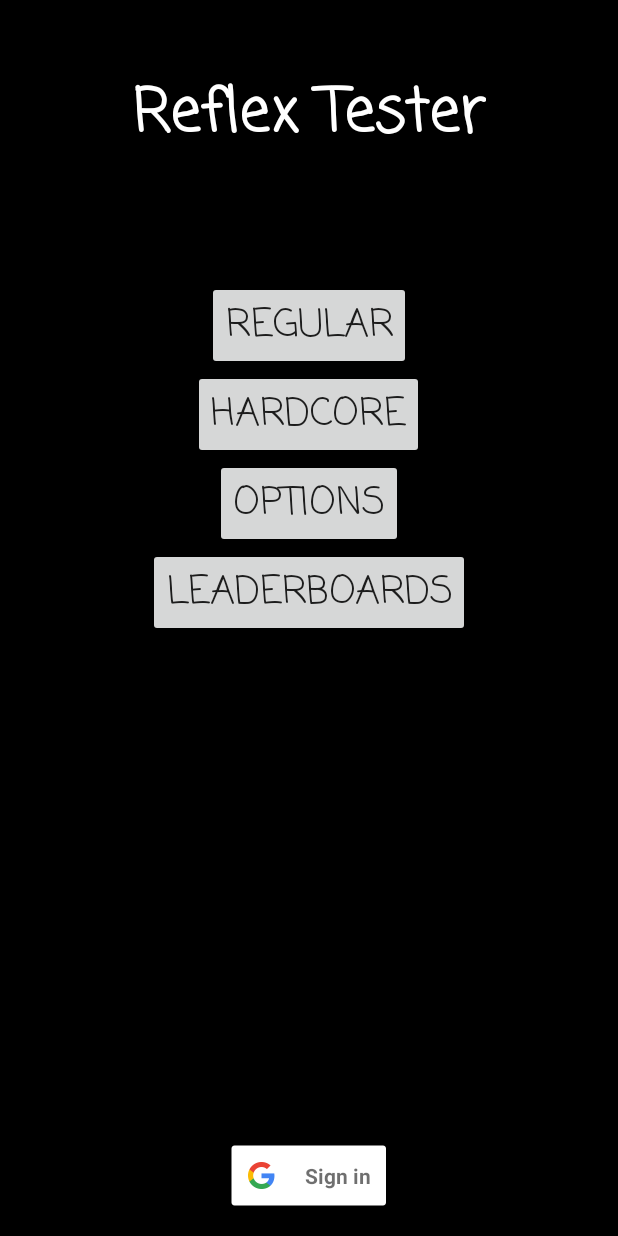
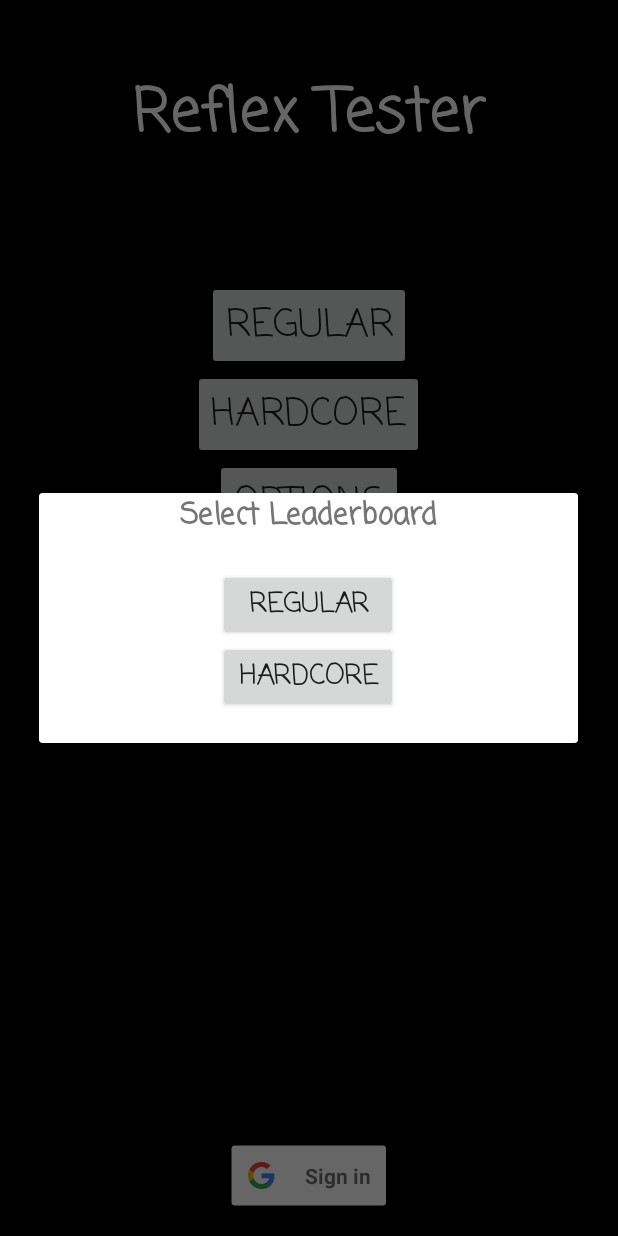
Before and after one commit to Crowmoore/Reflex, an Android app: the screen it shows after launch (MainActivity), after a tap on "LEADERBOARDS", on a phone screen of 412 x 824 dp. Run offline under Robolectric (Android 15) with nearby library versions, the phone set to English and light mode, and no system bars; 3 statements that could not run were skipped.

Commit message:
Add alertdialog for leaderboard selection

```diff
--- a/app/src/main/java/fi/crowmoore/reflextester/MainActivity.java
+++ b/app/src/main/java/fi/crowmoore/reflextester/MainActivity.java
@@ -1,9 +1,13 @@
 package fi.crowmoore.reflextester;
 
+import android.app.AlertDialog;
+import android.app.Dialog;
+import android.app.DialogFragment;
 import android.content.Intent;
 import android.os.Bundle;
 import android.support.v4.app.FragmentActivity;
 import android.util.Log;
+import android.view.LayoutInflater;
 import android.view.View;
 import android.widget.Toast;
 
@@ -26,6 +30,7 @@ public class MainActivity extends FragmentActivity implements GoogleApiClient.Co
     private GoogleApiClient googleApiClient;
     public static final int RC_SIGN_IN = 9001;
     public static final int REQUEST_LEADERBOARD = 100;
+    private LeaderboardDialogFragment dialog;
     private boolean signInClicked = false;
     private boolean resolvingConnectionFailure = false;
     private boolean autoStartSignInFlow = true;
@@ -73,11 +78,11 @@ public class MainActivity extends FragmentActivity implements GoogleApiClient.Co
 
     public void signIn() {
         if(googleApiClient.isConnected()) {
-            Toast.makeText(getBaseContext(), "APIClient already connected, button should not be visible", Toast.LENGTH_SHORT).show();
+            Log.d("tag", "GoogleAPIClient already connected, button should not have been visible");
         } else {
             signInClicked = true;
             googleApiClient.connect();
-            Toast.makeText(getBaseContext(), "APIClient connected via manual sign in", Toast.LENGTH_SHORT).show();
+            Log.d("tag", "GoogleAPIClient connected via manual input");
         }
     }
 
@@ -105,24 +110,36 @@ public class MainActivity extends FragmentActivity implements GoogleApiClient.Co
         startActivity(new Intent(MainActivity.this, OptionsActivity.class));
     }
 
-    private void showLeaderboard() {
-        startActivityForResult(Games.Leaderboards.getLeaderboardIntent(googleApiClient,
-                "CgkI1sfZypEcEAIQCA"), REQUEST_LEADERBOARD);
+    private void showLeaderboard(String type) {
+        switch(type) {
+            case "Regular": startActivityForResult(Games.Leaderboards.getLeaderboardIntent(googleApiClient,
+                            "CgkI1sfZypEcEAIQCA"), REQUEST_LEADERBOARD);
+                            dialog.dismiss();
+                            break;
+            case "Hardcore": startActivityForResult(Games.Leaderboards.getLeaderboardIntent(googleApiClient,
+                            "CgkI1sfZypEcEAIQCQ"), REQUEST_LEADERBOARD);
+                            dialog.dismiss();
+                            break;
+        }
     }
 
     @Override
     public void onConnected(Bundle connectionHint) {
         Log.d("tag", "GoogleAPIClient Connected");
-        Toast.makeText(getBaseContext(), "APIClient connected successfully", Toast.LENGTH_SHORT).show();
         findViewById(R.id.sign_in_button).setVisibility(View.GONE);
         findViewById(R.id.sign_out_button).setVisibility(View.VISIBLE);
     }
 
     @Override
     public void onConnectionSuspended(int cause) {
-        Toast.makeText(getApplicationContext(), "APIClient connection suspended", Toast.LENGTH_SHORT).show();
+        Log.d("tag", "GoogleAPIClient connection suspended");
         findViewById(R.id.sign_in_button).setVisibility(View.VISIBLE);
         findViewById(R.id.sign_out_button).setVisibility(View.GONE);
+    }
+
+    public void showDialog() {
+        dialog = new LeaderboardDialogFragment();
+        dialog.show(getFragmentManager(), null);
     }
 
     @Override
@@ -151,9 +168,23 @@ public class MainActivity extends FragmentActivity implements GoogleApiClient.Co
             case R.id.regular_play: startRegularPlay(); break;
             case R.id.hardcore_play: startHardcorePlay(); break;
             case R.id.options: openOptions(); break;
-            case R.id.leaderboards: showLeaderboard(); break;
+            case R.id.leaderboards: showDialog(); break;
             case R.id.sign_in_button: signIn(); break;
             case R.id.sign_out_button: signOut(); break;
+            case R.id.regular_leaderboard: showLeaderboard("Regular"); break;
+            case R.id.hardcore_leaderboard: showLeaderboard("Hardcore"); break;
+        }
+    }
+
+    public static class LeaderboardDialogFragment extends DialogFragment {
+        @Override
+        public Dialog onCreateDialog(Bundle savedInstanceState) {
+            AlertDialog.Builder builder = new AlertDialog.Builder(getActivity());
+            LayoutInflater inflater = getActivity().getLayoutInflater();
+
+            final View dialogView = inflater.inflate(R.layout.leaderboard_dialog, null);
+            builder.setView(dialogView);
+            return builder.create();
         }
     }
 }
--- /dev/null
+++ b/app/src/main/res/layout/leaderboard_dialog.xml
@@ -0,0 +1,44 @@
+<?xml version="1.0" encoding="utf-8"?>
+<RelativeLayout xmlns:android="http://schemas.android.com/apk/res/android"
+    android:layout_width="250dp"
+    android:layout_height="200dp"
+    android:orientation="vertical">
+
+    <TextView
+        android:layout_width="wrap_content"
+        android:layout_height="wrap_content"
+        android:id="@+id/leaderboard_title"
+        android:text="Select Leaderboard"
+        android:layout_centerHorizontal="true"
+        android:fontFamily="casual"
+        android:textSize="20sp"
+        android:textStyle="bold"/>
+
+    <Button
+        android:layout_width="120dp"
+        android:layout_height="wrap_content"
+        android:id="@+id/regular_leaderboard"
+        android:text="Regular"
+        android:layout_marginTop="20dp"
+        android:fontFamily="casual"
+        android:textStyle="bold"
+        android:textSize="18sp"
+        android:onClick="onClick"
+        android:layout_below="@+id/leaderboard_title"
+        android:layout_centerHorizontal="true" />
+
+    <Button
+        android:layout_width="120dp"
+        android:layout_height="wrap_content"
+        android:id="@+id/hardcore_leaderboard"
+        android:text="Hardcore"
+        android:fontFamily="casual"
+        android:textStyle="bold"
+        android:textSize="18sp"
+        android:onClick="onClick"
+        android:layout_marginBottom="20dp"
+        android:layout_below="@+id/regular_leaderboard"
+        android:layout_alignLeft="@+id/regular_leaderboard"
+        android:layout_alignStart="@+id/regular_leaderboard" />
+
+</RelativeLayout>
--- a/app/src/main/res/values/strings.xml
+++ b/app/src/main/res/values/strings.xml
@@ -11,4 +11,9 @@
     <string name="test_device_id">5684F842F0D016C11DE31BCD5E4463CA</string>
     <string name="banner_ad_unit_id_regular">ca-app-pub-6999054457732372/5233968441</string>
     <string name="banner_ad_unit_id_hardcore">ca-app-pub-6999054457732372/3844633642</string>
+
+    <string-array name="leaderboard_types">
+        <item>Regular</item>
+        <item>Hardcore</item>
+    </string-array>
 </resources>
```
